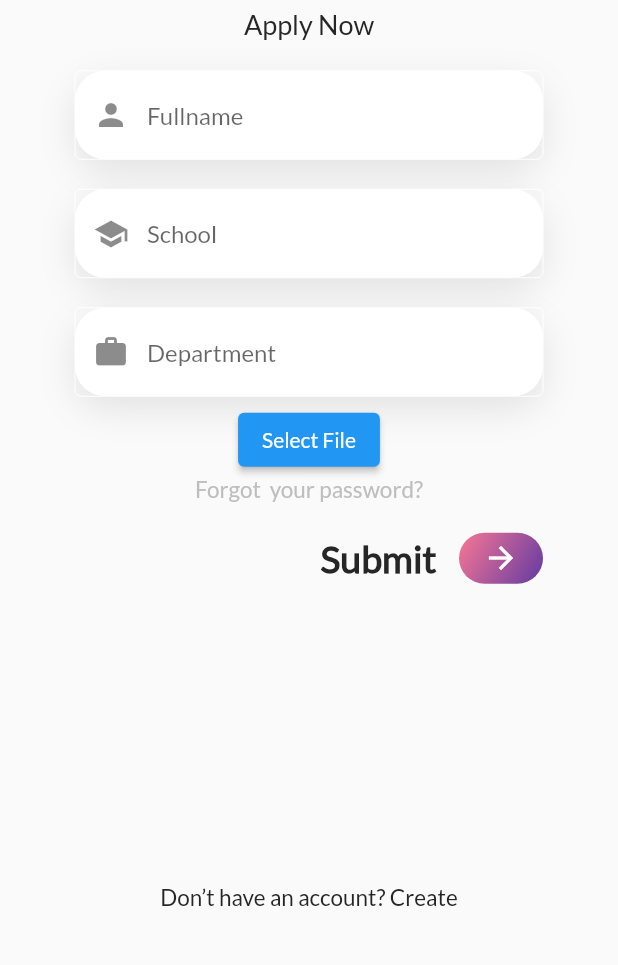
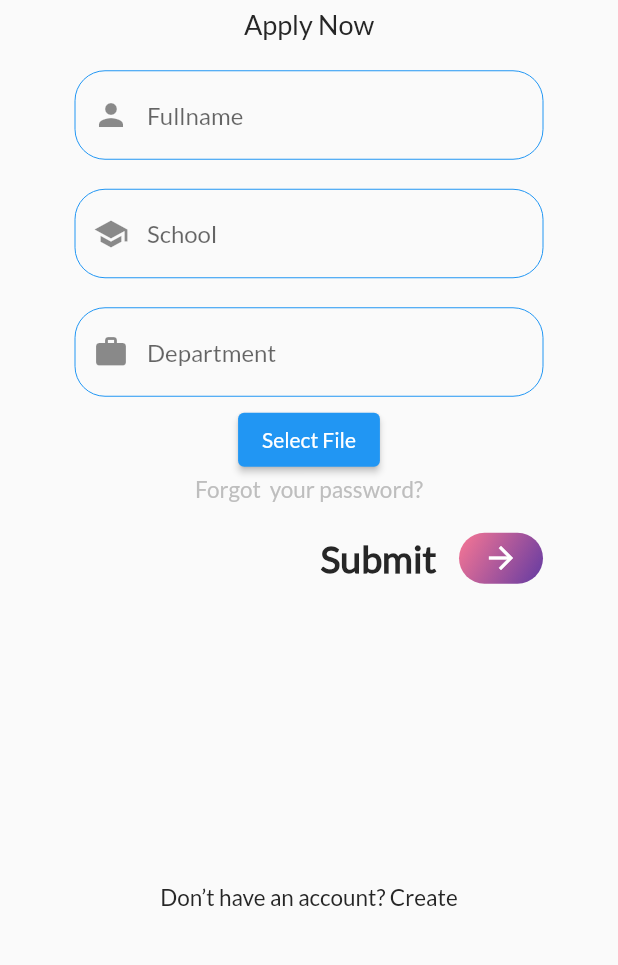
Before and after one commit to meliheng/sharewithme, a Flutter app: the screen it shows after launch, on a phone screen of 412 x 824 dp, the part 245-1210 px from its top. Run offline on Flutter 3.47's test engine with Material 2 defaults, Android fonts, the light colour scheme and no system bars; our stand-ins replace bloc, cloud_firestore, firebase_core, flutter_bloc, fpdart, get_it; accounts and stored records are empty.

Commit message:
appeal cubit added.

```diff
--- /dev/null
+++ b/lib/auth/application/apply_cubit/apply_state.dart
@@ -0,0 +1,13 @@
+// ignore_for_file: public_member_api_docs, sort_constructors_first
+part of 'apply_cubit.dart';
+
+@immutable
+abstract class ApplyState {}
+
+class ApplyInitial extends ApplyState {}
+
+class ApplySubmitting extends ApplyState {}
+
+class ApplySubmitted extends ApplyState {}
+
+class ApplyErrored extends ApplyState {}
--- /dev/null
+++ b/lib/auth/domain/model/appeal_entity.dart
@@ -0,0 +1,53 @@
+// ignore_for_file: public_member_api_docs, sort_constructors_first
+import 'dart:convert';
+
+import 'package:sharewithme/export.dart';
+
+class AppealEntity {
+  final Name fullname;
+  final Name school;
+  final Name department;
+  AppealEntity({
+    required this.fullname,
+    required this.school,
+    required this.department,
+  });
+
+  AppealEntity copyWith({
+    Name? fullname,
+    Name? school,
+    Name? department,
+  }) {
+    return AppealEntity(
+      fullname: fullname ?? this.fullname,
+      school: school ?? this.school,
+      department: department ?? this.department,
+    );
+  }
+
+  @override
+  bool operator ==(covariant AppealEntity other) {
+    if (identical(this, other)) return true;
+
+    return other.fullname == fullname &&
+        other.school == school &&
+        other.department == department;
+  }
+
+  @override
+  int get hashCode => fullname.hashCode ^ school.hashCode ^ department.hashCode;
+
+  Map<String, dynamic> toMap() {
+    return <String, dynamic>{
+      'fullname': fullname.value,
+      'school': school.value,
+      'department': department.value,
+    };
+  }
+
+  String toJson() => json.encode(toMap());
+
+  @override
+  String toString() =>
+      'AppealEntity(fullname: $fullname, school: $school, department: $department)';
+}
--- /dev/null
+++ b/lib/auth/domain/usecase/apply_usecase.dart
@@ -0,0 +1,20 @@
+import 'package:fpdart/fpdart.dart';
+import 'package:sharewithme/auth/domain/model/appeal_entity.dart';
+import 'package:sharewithme/auth/domain/repository/i_auth_repository.dart';
+import 'package:sharewithme/shared/failures/base_failure.dart';
+import 'package:get_it/get_it.dart';
+
+class ApplyUsecase {
+  final IAuthRepository authRepository;
+
+  ApplyUsecase({required this.authRepository});
+
+  TaskEither<BaseFailure, Unit> execute({required AppealEntity appealEntity}) {
+    return authRepository.apply(appealEntity: appealEntity);
+  }
+
+  // TODO get it ile register et.
+  static ApplyUsecase get i => ApplyUsecase(
+        authRepository: GetIt.instance<IAuthRepository>(),
+      );
+}
--- a/lib/auth/presentation/screen/appeal_screen.dart
+++ b/lib/auth/presentation/screen/appeal_screen.dart
@@ -1,11 +1,18 @@
 // ignore_for_file: public_member_api_docs, sort_constructors_first
-import 'package:file_picker/file_picker.dart';
 import 'package:flutter/material.dart';
+import 'package:flutter_bloc/flutter_bloc.dart';
+import 'package:sharewithme/auth/application/apply_cubit/apply_cubit.dart';
 import 'package:sharewithme/export.dart';
 
-class AppealPage extends StatelessWidget {
+class AppealPage extends StatefulWidget {
   const AppealPage({super.key});
 
+  @override
+  State<AppealPage> createState() => _AppealPageState();
+}
+
+class _AppealPageState extends State<AppealPage> with InputValidationMixin {
+  final _formKey = GlobalKey<FormState>();
   @override
   Widget build(BuildContext context) {
     return Scaffold(
@@ -40,12 +47,25 @@
                 ),
               ),
               const SizedBox(height: 20),
-              Column(
+              Form(
+                key: _formKey,
+                child: Column(
                   mainAxisAlignment: MainAxisAlignment.center,
                   crossAxisAlignment: CrossAxisAlignment.center,
                   children: [
-                  const TextFieldWithIcon(
-                      hintText: "Fullname", icon: Icons.person),
+                    TextFieldWithIcon(
+                      hintText: "Fullname",
+                      icon: Icons.person,
+                      validator: (p0) {
+                        if (p0 == '') {
+                          return 'boş olamaz';
+                        } else if (isEmailValid(p0!)) {
+                          return null;
+                        } else {
+                          return 'geçersiz';
+                        }
+                      },
+                    ),
                     const SizedBox(
                       height: 20,
                     ),
@@ -57,12 +77,17 @@
                     const TextFieldWithIcon(
                         hintText: "Department", icon: Icons.work),
                     const SizedBox(height: 5),
-                  ElevatedButton(
+                    BlocBuilder<ApplyCubit, ApplyState>(
+                      bloc: ApplyCubit(),
+                      builder: (context, state) {
+                        return ElevatedButton(
                           onPressed: () async {
-                        FilePickerResult? result =
-                            await FilePicker.platform.pickFiles();
+                            _formKey.currentState!.validate();
                           },
-                      child: const Text('Select File')),
+                          child: const Text('Select File'),
+                        );
+                      },
+                    ),
                     Column(
                       crossAxisAlignment: CrossAxisAlignment.center,
                       children: const [
@@ -81,6 +106,7 @@
                       ],
                     ),
                   ],
+                ),
               ),
               const SizedBox(height: 200),
               const SizedBox(
@@ -102,3 +128,11 @@
     );
   }
 }
+
+mixin InputValidationMixin {
+  bool isPasswordValid(String password) => password.length == 6;
+
+  bool isEmailValid(String email) {
+    return true;
+  }
+}
--- a/lib/main.dart
+++ b/lib/main.dart
@@ -1,8 +1,14 @@
-// ignore_for_file: public_member_api_docs, sort_constructors_first
+import 'package:firebase_core/firebase_core.dart';
 import 'package:flutter/material.dart';
+import 'package:flutter_bloc/flutter_bloc.dart';
+import 'package:sharewithme/auth/application/apply_cubit/apply_cubit.dart';
 import 'package:sharewithme/auth/presentation/screen/appeal_screen.dart';
+import 'package:sharewithme/shared/init/register.dart';
 
-void main(List<String> args) {
+void main(List<String> args) async {
+  WidgetsFlutterBinding.ensureInitialized();
+  await Firebase.initializeApp();
+  Register.setUp();
   runApp(const MainPage());
 }
 
@@ -11,9 +17,12 @@
 
   @override
   Widget build(BuildContext context) {
-    return MaterialApp(
-      theme: ThemeData(fontFamily: 'Lato'),
-      home: const AppealPage(),
+    return BlocProvider(
+      create: (_) => ApplyCubit(),
+      child: MaterialApp(
+        theme: ThemeData(fontFamily: 'Lato'),
+        home: const AppealPage(),
+      ),
     );
   }
 }
--- a/lib/shared/_shared_exporter.dart
+++ b/lib/shared/_shared_exporter.dart
@@ -1,2 +1,4 @@
 export 'widgets/submit_button.dart';
 export 'widgets/text_field_with_icon.dart';
+export 'vo/generic_vo.dart';
+export 'vo/name_vo.dart';
--- /dev/null
+++ b/lib/shared/failures/base_failure.dart
@@ -0,0 +1,5 @@
+abstract class BaseFailure {
+  final String message;
+
+  BaseFailure(this.message);
+}
--- /dev/null
+++ b/lib/shared/vo/name_vo.dart
@@ -0,0 +1,17 @@
+import 'package:sharewithme/export.dart';
+
+class Name implements ValueObject<String> {
+  @override
+  final String value;
+  Name._(this.value);
+  Name get copy {
+    return Name._(value);
+  }
+
+  factory Name.def() {
+    return Name._('');
+  }
+  factory Name.create(String value) {
+    return Name._(value);
+  }
+}
--- a/lib/shared/widgets/text_field_with_icon.dart
+++ b/lib/shared/widgets/text_field_with_icon.dart
@@ -4,16 +4,20 @@
   final String hintText;
   final IconData icon;
   final bool obscureText;
+  final String? Function(String?)? validator;
   const TextFieldWithIcon({
     Key? key,
     required this.hintText,
     required this.icon,
+    this.validator,
     this.obscureText = false,
   }) : super(key: key);
 
   @override
   Widget build(BuildContext context) {
-    return Container(
+    return Stack(
+      children: [
+        Container(
           width: double.infinity,
           decoration: const BoxDecoration(
             color: Colors.white,
@@ -26,24 +30,39 @@
               )
             ],
           ),
-      child: TextField(
+        ),
+        TextFormField(
           obscureText: obscureText,
+          validator: validator,
           decoration: InputDecoration(
             prefixIcon: Icon(icon),
             contentPadding: const EdgeInsets.symmetric(vertical: 20),
             hintText: hintText,
             hintStyle: const TextStyle(),
             focusedBorder: OutlineInputBorder(
-              borderSide: BorderSide(color: Colors.blue.shade300),
-              borderRadius: const BorderRadius.all(Radius.circular(20))),
+              borderSide: BorderSide(color: Colors.blue.shade700),
+              borderRadius: const BorderRadius.all(
+                Radius.circular(20),
+              ),
+            ),
+            errorBorder: OutlineInputBorder(
+              borderSide: BorderSide(color: Colors.red.shade700),
+              borderRadius: const BorderRadius.all(
+                Radius.circular(20),
+              ),
+            ),
             enabledBorder: const OutlineInputBorder(
               borderSide: BorderSide(
-              color: Colors.white,
+                color: Colors.blue,
                 width: 0,
+              ),
+              borderRadius: BorderRadius.all(
+                Radius.circular(20),
               ),
             ),
           ),
         ),
+      ],
     );
   }
 }
```
Also changed, not shown: lib/auth/application/apply_cubit/apply_cubit.dart (added, +27 -0 lines), lib/auth/application/auth_cubit/auth_cubit.dart (added, +8 -0 lines), lib/auth/application/auth_cubit/auth_state.dart (added, +8 -0 lines), lib/auth/data/repository/auth_repository.dart (added, +22 -0 lines), lib/auth/domain/repository/i_auth_repository.dart (added, +7 -0 lines), lib/shared/failures/auth_failures.dart (added, +12 -0 lines), lib/shared/init/register.dart (added, +9 -0 lines), lib/shared/vo/generic_vo.dart (added, +9 -0 lines), pubspec.yaml (+9 -6 lines), pubspec.lock, 3 other files. Lines whose indentation alone changed are shown as unchanged.
